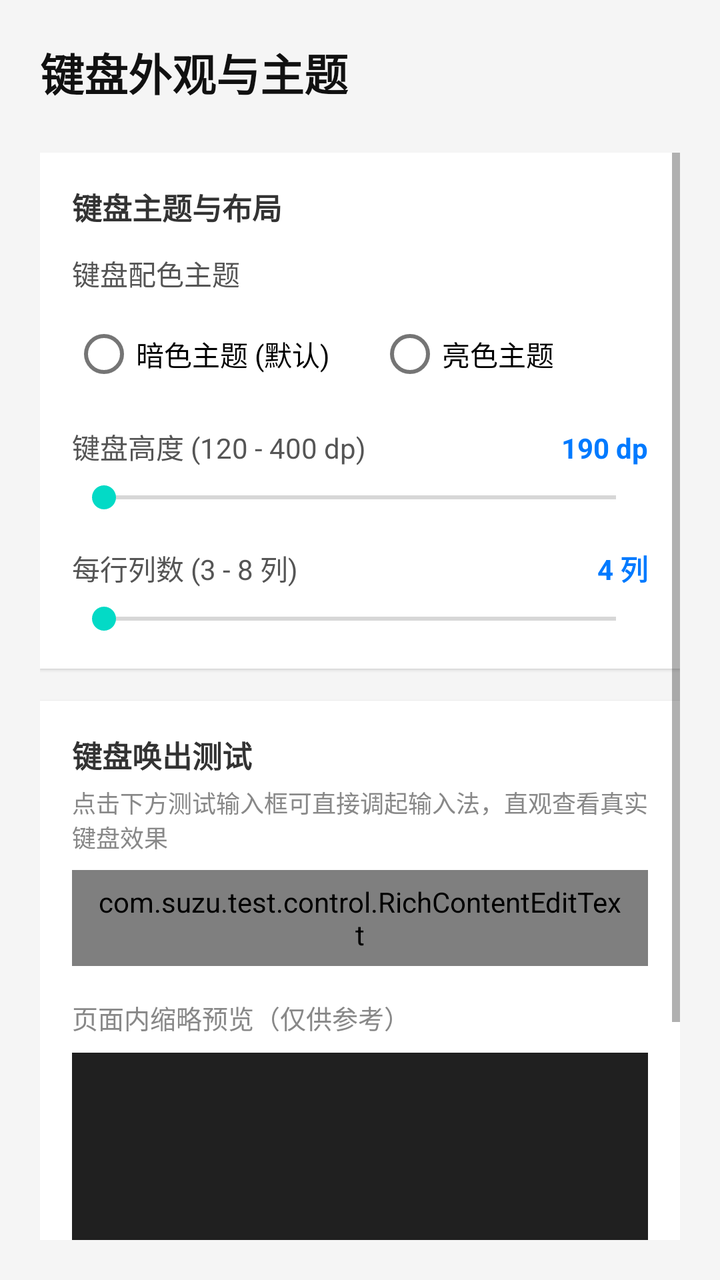
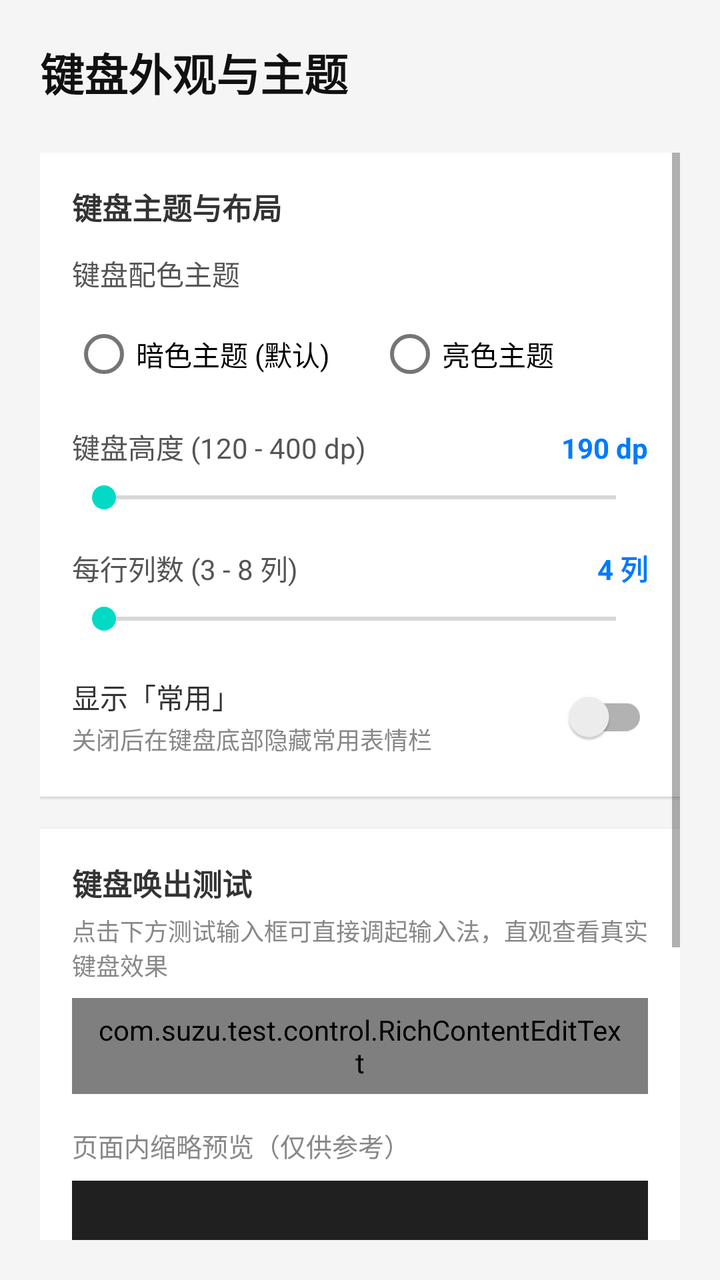

Before-and-after screenshots of an Android layout around one commit, followed by the original layout XML and the change that was made.
<!-- AndroidManifest.xml: application theme Theme.Test -->
<!-- res/layout/activity_settings_appearance.xml -->
<?xml version="1.0" encoding="utf-8"?>
<LinearLayout xmlns:android="http://schemas.android.com/apk/res/android"
    android:layout_width="match_parent"
    android:layout_height="match_parent"
    android:orientation="vertical"
    android:padding="20dp"
    android:background="#F5F5F5">

    <TextView
        android:layout_width="wrap_content"
        android:layout_height="wrap_content"
        android:text="键盘外观与主题"
        android:textSize="22sp"
        android:textStyle="bold"
        android:textColor="#111111"
        android:layout_marginBottom="24dp" />

    <ScrollView
        android:layout_width="match_parent"
        android:layout_height="match_parent"
        android:fillViewport="true">

        <LinearLayout
            android:layout_width="match_parent"
            android:layout_height="wrap_content"
            android:orientation="vertical">

            
            <LinearLayout
                android:layout_width="match_parent"
                android:layout_height="wrap_content"
                android:orientation="vertical"
                android:background="#FFFFFF"
                android:padding="16dp"
                android:elevation="1dp"
                android:layout_marginBottom="16dp">

                <TextView
                    android:layout_width="wrap_content"
                    android:layout_height="wrap_content"
                    android:text="键盘主题与布局"
                    android:textSize="15sp"
                    android:textStyle="bold"
                    android:textColor="#333333" />

                
                <TextView
                    android:layout_width="wrap_content"
                    android:layout_height="wrap_content"
                    android:text="键盘配色主题"
                    android:textSize="14sp"
                    android:textColor="#555555"
                    android:layout_marginTop="12dp" />

                <RadioGroup
                    android:id="@+id/rgKeyboardTheme"
                    android:layout_width="match_parent"
                    android:layout_height="wrap_content"
                    android:orientation="horizontal"
                    android:layout_marginTop="6dp">

                    <RadioButton
                        android:id="@+id/rbThemeDark"
                        android:layout_width="wrap_content"
                        android:layout_height="wrap_content"
                        android:text="暗色主题 (默认)"
                        android:textSize="14sp" />

                    <RadioButton
                        android:id="@+id/rbThemeLight"
                        android:layout_width="wrap_content"
                        android:layout_height="wrap_content"
                        android:layout_marginStart="24dp"
                        android:text="亮色主题"
                        android:textSize="14sp" />
                </RadioGroup>

                
                <LinearLayout
                    android:layout_width="match_parent"
                    android:layout_height="wrap_content"
                    android:orientation="horizontal"
                    android:layout_marginTop="12dp">

                    <TextView
                        android:layout_width="0dp"
                        android:layout_height="wrap_content"
                        android:layout_weight="1"
                        android:text="键盘高度 (120 - 400 dp)"
                        android:textSize="14sp"
                        android:textColor="#555555" />

                    <TextView
                        android:id="@+id/tvHeightValue"
                        android:layout_width="wrap_content"
                        android:layout_height="wrap_content"
                        android:text="190 dp"
                        android:textSize="14sp"
                        android:textStyle="bold"
                        android:textColor="#007AFF" />
                </LinearLayout>

                <SeekBar
                    android:id="@+id/sbKeyboardHeight"
                    android:layout_width="match_parent"
                    android:layout_height="wrap_content"
                    android:max="280"
                    android:layout_marginTop="6dp" />

                
                <LinearLayout
                    android:layout_width="match_parent"
                    android:layout_height="wrap_content"
                    android:orientation="horizontal"
                    android:layout_marginTop="16dp">

                    <TextView
                        android:layout_width="0dp"
                        android:layout_height="wrap_content"
                        android:layout_weight="1"
                        android:text="每行列数 (3 - 8 列)"
                        android:textSize="14sp"
                        android:textColor="#555555" />

                    <TextView
                        android:id="@+id/tvSpanValue"
                        android:layout_width="wrap_content"
                        android:layout_height="wrap_content"
                        android:text="4 列"
                        android:textSize="14sp"
                        android:textStyle="bold"
                        android:textColor="#007AFF" />
                </LinearLayout>

                <SeekBar
                    android:id="@+id/sbKeyboardSpan"
                    android:layout_width="match_parent"
                    android:layout_height="wrap_content"
                    android:max="5"
                    android:layout_marginTop="6dp" />
            </LinearLayout>

            
            <LinearLayout
                android:layout_width="match_parent"
                android:layout_height="wrap_content"
                android:orientation="vertical"
                android:background="#FFFFFF"
                android:padding="16dp"
                android:elevation="1dp"
                android:layout_marginBottom="24dp">

                <TextView
                    android:layout_width="wrap_content"
                    android:layout_height="wrap_content"
                    android:text="键盘唤出测试"
                    android:textSize="15sp"
                    android:textStyle="bold"
                    android:textColor="#333333" />

                <TextView
                    android:layout_width="wrap_content"
                    android:layout_height="wrap_content"
                    android:text="点击下方测试输入框可直接调起输入法，直观查看真实键盘效果"
                    android:textSize="12sp"
                    android:textColor="#888888"
                    android:layout_marginTop="4dp"
                    android:layout_marginBottom="8dp" />

                <com.suzu.test.control.RichContentEditText
                    android:id="@+id/etTestInputBox"
                    android:layout_width="match_parent"
                    android:layout_height="48dp"
                    android:hint="点击此处呼出键盘进行测试..."
                    android:textSize="15sp"
                    android:background="#FAFAFA"
                    android:paddingHorizontal="12dp"
                    android:layout_marginBottom="16dp" />

                <TextView
                    android:layout_width="wrap_content"
                    android:layout_height="wrap_content"
                    android:text="页面内缩略预览（仅供参考）"
                    android:textSize="13sp"
                    android:textColor="#888888"
                    android:layout_marginBottom="8dp" />

                <FrameLayout
                    android:id="@+id/flPreviewContainer"
                    android:layout_width="match_parent"
                    android:layout_height="190dp"
                    android:background="#202020">

                    <androidx.recyclerview.widget.RecyclerView
                        android:id="@+id/rvSettingsPreview"
                        android:layout_width="match_parent"
                        android:layout_height="match_parent"
                        android:padding="2dp"
                        android:clipToPadding="false" />
                </FrameLayout>
            </LinearLayout>

        </LinearLayout>
    </ScrollView>

</LinearLayout>
<!-- resources referenced by this layout -->
<resources>
  <style name="Theme.Test" parent="Theme.MaterialComponents.DayNight.NoActionBar">
          <item name="colorPrimary">#2196F3</item>
          <item name="colorPrimaryVariant">#1976D2</item>
          <item name="colorOnPrimary">#FFFFFF</item>
          <item name="colorSecondary">#03DAC6</item>
          <item name="colorSecondaryVariant">#018786</item>
          <item name="colorOnSecondary">#000000</item>
          <item name="android:statusBarColor">?attr/colorPrimaryVariant</item>
      </style>
</resources>

<!-- the commit's change to res/layout/activity_settings_appearance.xml (unified diff, before → after) -->
@@ -138,6 +138,42 @@
                     android:layout_height="wrap_content"
                     android:max="5"
                     android:layout_marginTop="6dp" />
+
+                
+                <LinearLayout
+                    android:layout_width="match_parent"
+                    android:layout_height="wrap_content"
+                    android:orientation="horizontal"
+                    android:gravity="center_vertical"
+                    android:layout_marginTop="16dp">
+
+                    <LinearLayout
+                        android:layout_width="0dp"
+                        android:layout_height="wrap_content"
+                        android:layout_weight="1"
+                        android:orientation="vertical">
+
+                        <TextView
+                            android:layout_width="wrap_content"
+                            android:layout_height="wrap_content"
+                            android:text="显示「常用」"
+                            android:textSize="14sp"
+                            android:textColor="#333333" />
+
+                        <TextView
+                            android:layout_width="wrap_content"
+                            android:layout_height="wrap_content"
+                            android:text="关闭后在键盘底部隐藏常用表情栏"
+                            android:textSize="12sp"
+                            android:textColor="#888888"
+                            android:layout_marginTop="2dp" />
+                    </LinearLayout>
+
+                    <androidx.appcompat.widget.SwitchCompat
+                        android:id="@+id/swShowRecentTab"
+                        android:layout_width="wrap_content"
+                        android:layout_height="wrap_content" />
+                </LinearLayout>
             </LinearLayout>
 
             
